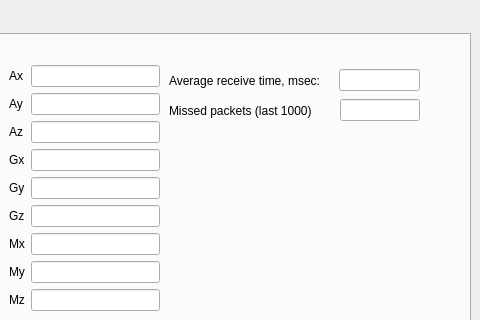
This is mainwindow.ui in Rukakuka/Serializer as Qt 5 draws it before an edit; both pictures show x 252 to 732 and y 0 to 320 of the 732 by 670 pixel window. The edited form follows.
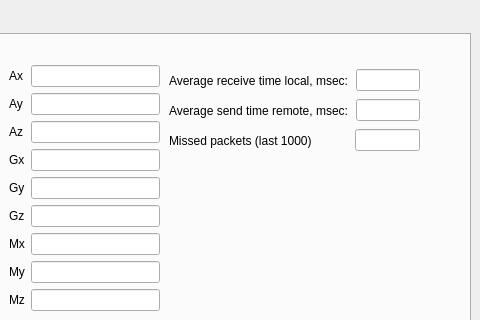
This is the edited form.

Patch:
```diff
--- a/mainwindow.ui
+++ b/mainwindow.ui
@@ -40,7 +40,7 @@
          <item>
           <widget class="QLabel" name="labelAverageTime">
            <property name="text">
-            <string>Average receive time, msec:</string>
+            <string>Average receive time local, msec:</string>
            </property>
           </widget>
          </item>
@@ -51,7 +51,7 @@
            </property>
            <property name="sizeHint" stdset="0">
             <size>
-             <width>40</width>
+             <width>45</width>
              <height>20</height>
             </size>
            </property>
@@ -344,7 +344,7 @@
         <property name="geometry">
          <rect>
           <x>410</x>
-          <y>60</y>
+          <y>90</y>
           <width>251</width>
           <height>31</height>
          </rect>
@@ -364,7 +364,7 @@
            </property>
            <property name="sizeHint" stdset="0">
             <size>
-             <width>50</width>
+             <width>80</width>
              <height>20</height>
             </size>
            </property>
@@ -375,6 +375,41 @@
          </item>
         </layout>
        </widget>
+       <widget class="QWidget" name="horizontalLayoutWidget_4">
+        <property name="geometry">
+         <rect>
+          <x>410</x>
+          <y>60</y>
+          <width>251</width>
+          <height>31</height>
+         </rect>
+        </property>
+        <layout class="QHBoxLayout" name="FrequencyLayout">
+         <item>
+          <widget class="QLabel" name="label222">
+           <property name="text">
+            <string>Average send time remote, msec:</string>
+           </property>
+          </widget>
+         </item>
+         <item>
+          <spacer name="horizontalSpacer_4">
+           <property name="orientation">
+            <enum>Qt::Horizontal</enum>
+           </property>
+           <property name="sizeHint" stdset="0">
+            <size>
+             <width>45</width>
+             <height>20</height>
+            </size>
+           </property>
+          </spacer>
+         </item>
+         <item>
+          <widget class="QLineEdit" name="lineEditFrequency"/>
+         </item>
+        </layout>
+       </widget>
       </widget>
       <widget class="QWidget" name="settings">
        <attribute name="title">
```
